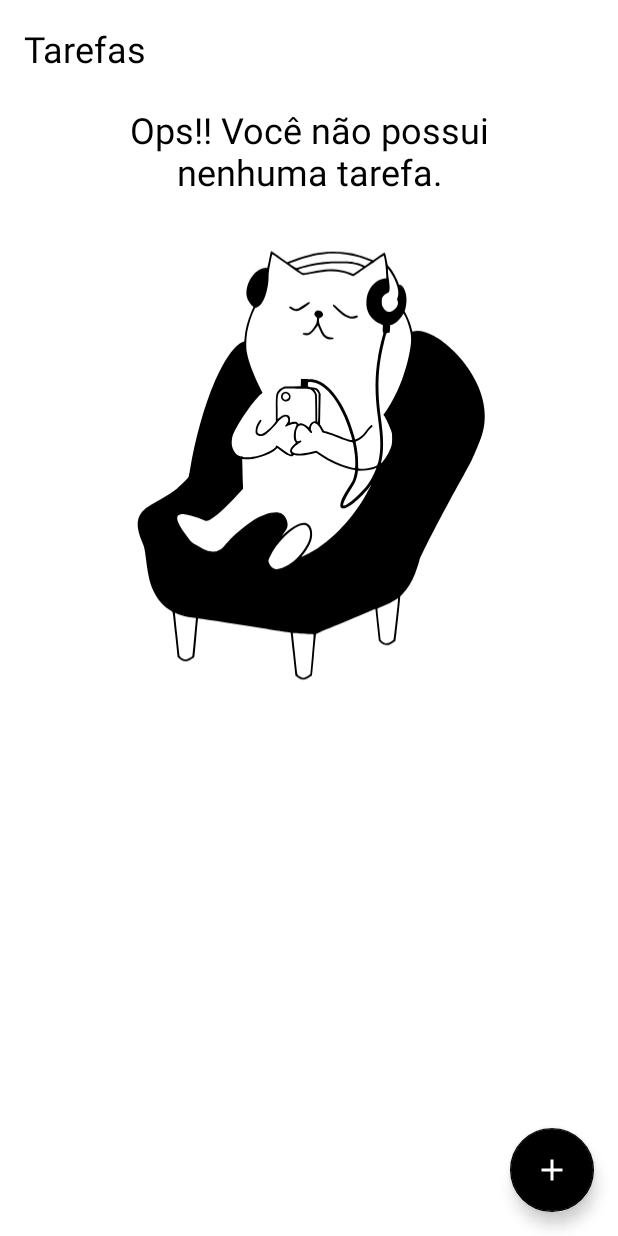
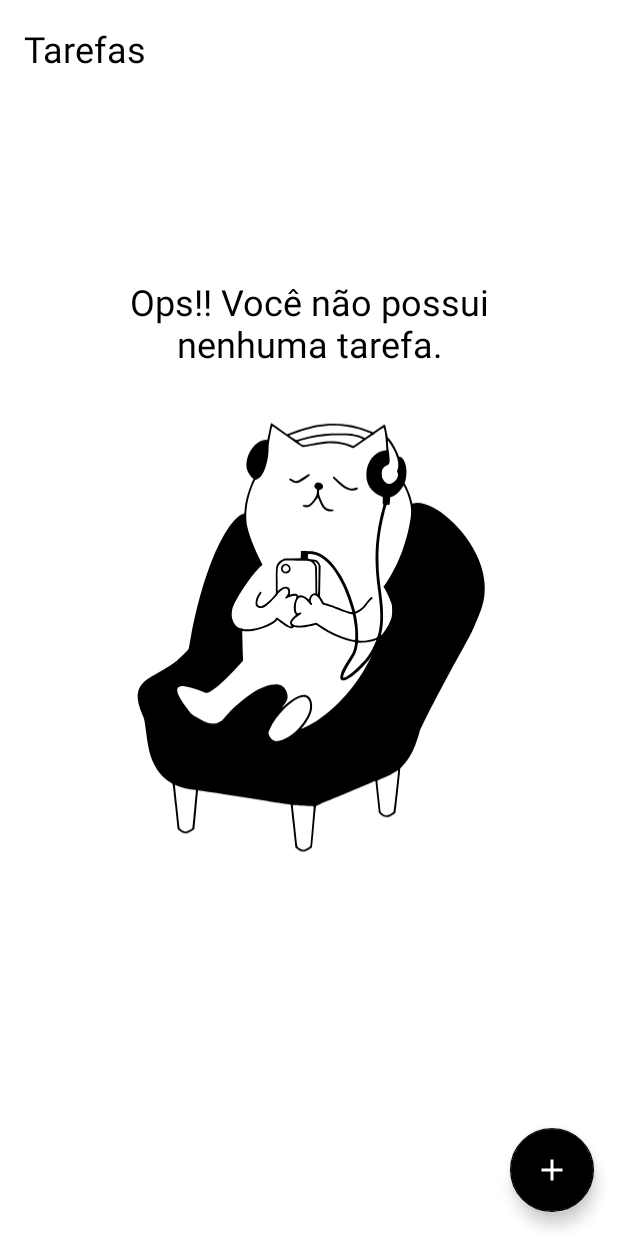
Before and after one commit to rosianeclemente/to_do_list-DIO, an Android app: the screen it shows after launch (MainActivity), on a phone screen of 412 x 824 dp. Run offline under Robolectric (Android 15) with nearby library versions, the phone set to English and light mode, and no system bars.

Commit message:
alterando layout

```diff
--- a/app/src/main/java/com/example/to_do_list_dio/model/Task.kt
+++ b/app/src/main/java/com/example/to_do_list_dio/model/Task.kt
@@ -1,10 +1,11 @@
 package com.example.to_do_list_dio.model
 
 data class Task(
+    val id: Int = 0,
     val title: String,
     val hour: String,
     val date: String,
-    val id: Int = 0
+
 ) {
     override fun equals(other: Any?): Boolean {
         if (this === other) return true
--- a/app/src/main/java/com/example/to_do_list_dio/ui/MainActivity.kt
+++ b/app/src/main/java/com/example/to_do_list_dio/ui/MainActivity.kt
@@ -26,6 +26,7 @@ class MainActivity : AppCompatActivity() {
 
     private fun insertListeners() {
         binding.floButton.setOnClickListener{
+
             startActivityForResult(Intent(this, AddTaskActivity::class.java), CREATE_NEW_TASK)
         }
         adapter.listenerEdit = {
@@ -47,11 +48,12 @@ class MainActivity : AppCompatActivity() {
     }
     private  fun updateList(){
        val list= TaskDataSource.getList()
-        if(list.isEmpty()){
-            binding.image.emptyState.visibility = View.VISIBLE
-        }else{
-            View.GONE
-        }
+
+            binding.imageEmpty.emptyState.visibility = if (list.isEmpty()){
+                View.VISIBLE
+            }else{
+                View.GONE
+            }
         adapter.submitList(list)
 
     }
--- a/app/src/main/res/layout/activity_main.xml
+++ b/app/src/main/res/layout/activity_main.xml
@@ -17,7 +17,7 @@
         app:layout_constraintTop_toTopOf="parent"
         android:textColor="@color/black"/>
 
-    <include android:id="@+id/image" layout="@layout/empty_style" />
+    <include android:id="@+id/imageEmpty" layout="@layout/empty_style" />
 
     <androidx.recyclerview.widget.RecyclerView
         android:id="@+id/tv_task"
--- a/app/src/main/res/layout/empty_style.xml
+++ b/app/src/main/res/layout/empty_style.xml
@@ -4,7 +4,7 @@
     android:layout_height="match_parent"
     android:id="@+id/empty_state"
     xmlns:app="http://schemas.android.com/apk/res-auto"
-    android:layout_margin="70dp">
+    android:layout_margin="16dp">
     <TextView
         android:id="@+id/tv_message"
         android:layout_width="0dp"
@@ -25,6 +25,6 @@
         app:layout_constraintBottom_toBottomOf="parent"
         app:layout_constraintEnd_toEndOf="parent"
         app:layout_constraintStart_toStartOf="parent"
-        app:layout_constraintBottom_toTopOf="@id/tv_message"/>
+        app:layout_constraintTop_toTopOf="parent"/>
 
 </androidx.constraintlayout.widget.ConstraintLayout>
```
